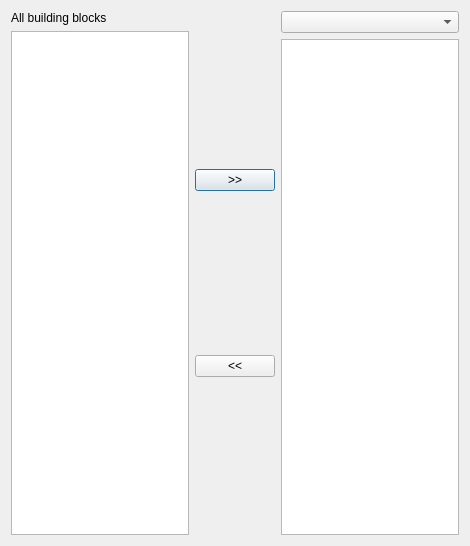
Before: the Qt Designer form src/dlg_bbmanager.ui in jfouche/bbm, drawn with Qt 5.
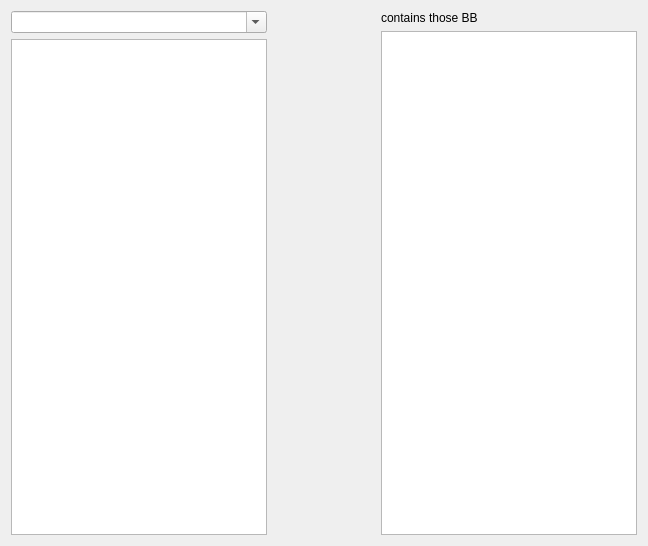
After: the same form once the commit is applied.

Commit message: show the BB list view

```diff
--- a/src/dlg_bbmanager.ui
+++ b/src/dlg_bbmanager.ui
@@ -6,7 +6,7 @@
    <rect>
     <x>0</x>
     <y>0</y>
-    <width>470</width>
+    <width>648</width>
     <height>546</height>
    </rect>
   </property>
@@ -17,39 +17,38 @@
    <item>
     <layout class="QVBoxLayout" name="verticalLayout_2">
      <item>
-      <widget class="QLabel" name="label">
-       <property name="text">
-        <string>All building blocks</string>
+      <widget class="QComboBox" name="comboBuildingBlocks">
+       <property name="editable">
+        <bool>true</bool>
        </property>
       </widget>
      </item>
      <item>
-      <widget class="QListView" name="listAllBuildingBlocks"/>
+      <widget class="QTreeView" name="treeCurrentBb"/>
      </item>
     </layout>
    </item>
    <item>
-    <layout class="QVBoxLayout" name="verticalLayout">
-     <item>
-      <widget class="QPushButton" name="pushButton">
-       <property name="text">
-        <string>&gt;&gt;</string>
-       </property>
-      </widget>
-     </item>
-     <item>
-      <widget class="QPushButton" name="pushButton_2">
-       <property name="text">
-        <string>&lt;&lt;</string>
-       </property>
-      </widget>
-     </item>
-    </layout>
+    <spacer name="horizontalSpacer">
+     <property name="orientation">
+      <enum>Qt::Horizontal</enum>
+     </property>
+     <property name="sizeHint" stdset="0">
+      <size>
+       <width>40</width>
+       <height>20</height>
+      </size>
+     </property>
+    </spacer>
    </item>
    <item>
     <layout class="QVBoxLayout" name="verticalLayout_3">
      <item>
-      <widget class="QComboBox" name="comboBox"/>
+      <widget class="QLabel" name="label">
+       <property name="text">
+        <string>contains those BB</string>
+       </property>
+      </widget>
      </item>
      <item>
       <widget class="QListView" name="listBuildingBlocksChildren"/>
```
The commit also changes 7 other files.
